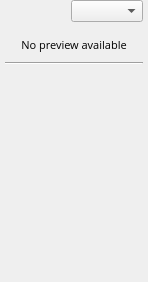
This is dev/Code/Sandbox/Editor/AzAssetBrowser/Preview/LegacyPreviewer.ui in aws/lumberyard as Qt 5 draws it before an edit. The edited form follows.
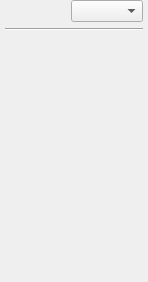
This is the edited form. Custom widgets are drawn as their Qt base class.

The edit to the form file:
```diff
--- a/dev/Code/Sandbox/Editor/AzAssetBrowser/Preview/LegacyPreviewer.ui
+++ b/dev/Code/Sandbox/Editor/AzAssetBrowser/Preview/LegacyPreviewer.ui
@@ -105,31 +105,6 @@
      </layout>
     </widget>
    </item>
-   <item>
-    <widget class="QWidget" name="m_noPreviewWidget" native="true">
-     <layout class="QVBoxLayout" name="verticalLayout_2">
-      <item>
-       <widget class="QLabel" name="m_noPreviewText">
-        <property name="font">
-         <font>
-          <family>Open Sans</family>
-          <pointsize>8</pointsize>
-         </font>
-        </property>
-        <property name="text">
-         <string>No preview available</string>
-        </property>
-        <property name="alignment">
-         <set>Qt::AlignCenter</set>
-        </property>
-        <property name="wordWrap">
-         <bool>true</bool>
-        </property>
-       </widget>
-      </item>
-     </layout>
-    </widget>
-   </item>
    <item>
     <widget class="Line" name="m_line">
      <property name="orientation">
```
Left out of the diff: 4 changed lines with no effect on the pictures.
